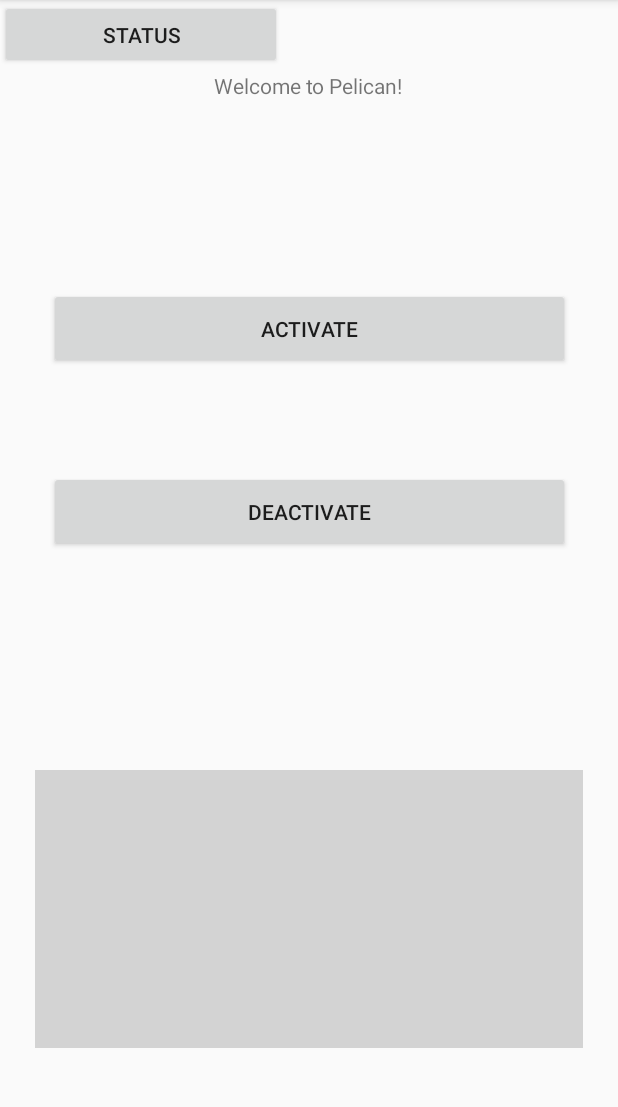
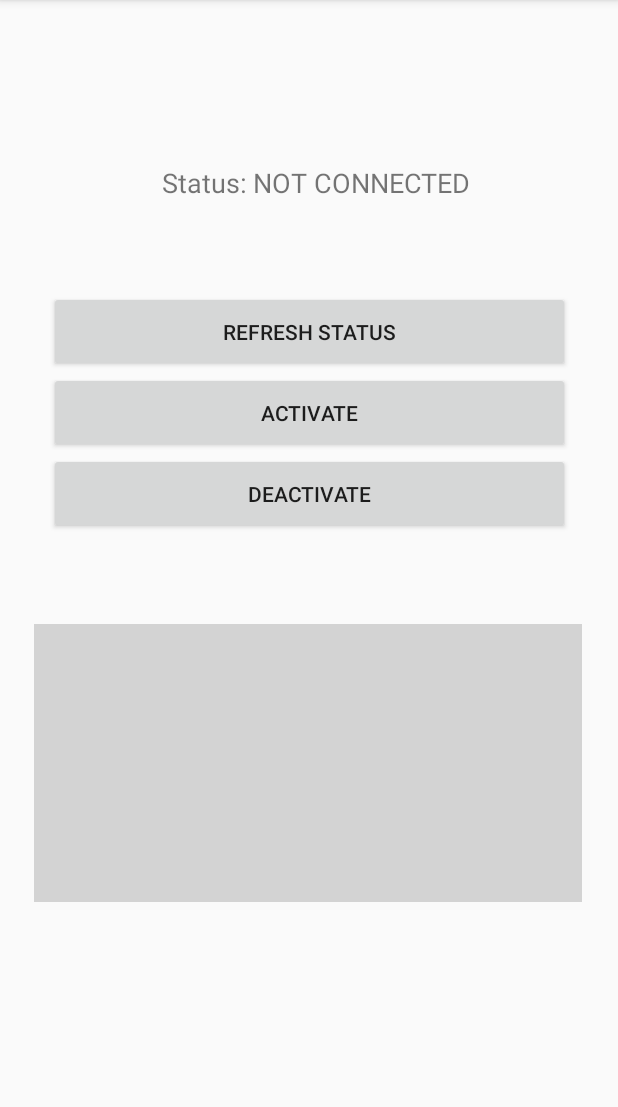
Before and after one commit to MyNameIsMikeGreen/pelican-remote, an Android app: the screen it shows after launch (MainActivity), after a tap on "DEACTIVATE", on a phone screen of 412 x 824 dp, the part 84-1191 px from its top. Run offline under Robolectric (Android 15) with nearby library versions, the light colour scheme and no system bars; 2 statements that could not run were skipped.

Commit message:
Add refresh status button. Pretty print responses.

```diff
--- a/app/src/main/java/com/example/pelicanremote/MainActivity.java
+++ b/app/src/main/java/com/example/pelicanremote/MainActivity.java
@@ -6,6 +6,9 @@ import android.os.AsyncTask;
 import android.os.Bundle;
 import android.view.View;
 import android.widget.TextView;
+
+import org.json.JSONException;
+import org.json.JSONObject;
 
 import java.util.concurrent.ExecutionException;
 
@@ -16,32 +19,50 @@ public class MainActivity extends AppCompatActivity {
         super.onCreate(savedInstanceState);
         setContentView(R.layout.activity_main);
 
-        findViewById(R.id.activateButton).setOnClickListener(new View.OnClickListener()
-        {
-            public void onClick(View v) {
-                new PelicanRequest().execute(getString(R.string.endpoint_activate));
-            }
-        });
+        setStatusRefreshButtonClickListener();
+        setStatusToggleButtonClickListener(R.id.activateButton, getString(R.string.endpoint_activate));
+        setStatusToggleButtonClickListener(R.id.deactivateButton, getString(R.string.endpoint_deactivate));
 
-        findViewById(R.id.deactivateButton).setOnClickListener(new View.OnClickListener()
-        {
-            public void onClick(View v) {
-                new PelicanRequest().execute(getString(R.string.endpoint_deactivate));
-            }
-        });
+    }
 
-        findViewById(R.id.statusButton).setOnClickListener(new View.OnClickListener()
+    private void setStatusRefreshButtonClickListener() {
+        findViewById(R.id.refreshStatusButton).setOnClickListener(new View.OnClickListener()
         {
             public void onClick(View v) {
                 AsyncTask<String, String, String> result = new PelicanRequest().execute(getString(R.string.endpoint_status));
                 try {
-                    String responseBody = result.get();
-                    TextView tv = findViewById(R.id.resultText);
-                    tv.setText(responseBody);
-                } catch (ExecutionException | InterruptedException e) {
+                    String serverResponse = result.get();
+                    printResponse(serverResponse);
+                    JSONObject statusJson = new JSONObject(serverResponse);
+                    String status = statusJson.getString("status");
+                    TextView statusResultLabel = findViewById(R.id.status_result_label);
+                    statusResultLabel.setText(status);
+                } catch (ExecutionException | InterruptedException | JSONException e) {
                     e.printStackTrace();
                 }
             }
         });
     }
+
+    private void setStatusToggleButtonClickListener(final int buttonId, final String endpoint) {
+        findViewById(buttonId).setOnClickListener(new View.OnClickListener() {
+            public void onClick(View v) {
+                AsyncTask<String, String, String> result = new PelicanRequest().execute(endpoint);
+                String serverResponse = null;
+                try {
+                    serverResponse = result.get();
+                    printResponse(serverResponse);
+                } catch (ExecutionException | InterruptedException | JSONException e) {
+                    e.printStackTrace();
+                }
+            }
+        });
+    }
+
+    private void printResponse(String response) throws JSONException {
+        JSONObject statusJson = new JSONObject(response);
+        TextView resultBox = findViewById(R.id.resultText);
+        resultBox.setText(statusJson.toString(4));
+    }
+
 }
--- a/app/src/main/res/layout/activity_main.xml
+++ b/app/src/main/res/layout/activity_main.xml
@@ -7,61 +7,70 @@
     tools:context=".MainActivity">
 
     <TextView
-        android:id="@+id/textView"
+        android:id="@+id/status_result_label"
         android:layout_width="wrap_content"
         android:layout_height="wrap_content"
-        android:text="@string/welcome_message"
+        android:text="NOT CONNECTED"
+        android:textSize="18sp"
         app:layout_constraintBottom_toBottomOf="parent"
-        app:layout_constraintHorizontal_bias="0.498"
+        app:layout_constraintHorizontal_bias="0.632"
         app:layout_constraintLeft_toLeftOf="parent"
         app:layout_constraintRight_toRightOf="parent"
         app:layout_constraintTop_toTopOf="parent"
-        app:layout_constraintVertical_bias="0.063" />
+        app:layout_constraintVertical_bias="0.147" />
+
+    <TextView
+        android:id="@+id/status_label"
+        android:layout_width="wrap_content"
+        android:layout_height="wrap_content"
+        android:text="@string/status_label"
+        android:textSize="18sp"
+        app:layout_constraintBottom_toBottomOf="parent"
+        app:layout_constraintHorizontal_bias="0.304"
+        app:layout_constraintLeft_toLeftOf="parent"
+        app:layout_constraintRight_toRightOf="parent"
+        app:layout_constraintTop_toTopOf="parent"
+        app:layout_constraintVertical_bias="0.147" />
+
+    <Button
+        android:id="@+id/refreshStatusButton"
+        android:layout_width="347dp"
+        android:layout_height="54dp"
+        android:layout_marginTop="60dp"
+        android:text="@string/refresh_status_label"
+        app:layout_constraintEnd_toEndOf="parent"
+        app:layout_constraintStart_toStartOf="parent"
+        app:layout_constraintTop_toBottomOf="@+id/status_result_label" />
+
+    <Button
+        android:id="@+id/deactivateButton"
+        android:layout_width="347dp"
+        android:layout_height="54dp"
+        android:text="@string/deactivate_button_label"
+        app:layout_constraintEnd_toEndOf="parent"
+        app:layout_constraintStart_toStartOf="parent"
+        app:layout_constraintTop_toBottomOf="@+id/activateButton" />
 
     <Button
         android:id="@+id/activateButton"
         android:layout_width="347dp"
         android:layout_height="54dp"
-        android:layout_marginTop="125dp"
-        android:layout_marginBottom="34dp"
         android:text="@string/activate_button_label"
-        app:layout_constraintBottom_toTopOf="@+id/deactivateButton"
         app:layout_constraintEnd_toEndOf="parent"
         app:layout_constraintStart_toStartOf="parent"
-        app:layout_constraintTop_toBottomOf="@+id/textView" />
-
-    <Button
-        android:id="@+id/deactivateButton"
-        android:layout_width="347dp"
-        android:layout_height="54dp"
-        android:layout_marginTop="34dp"
-        android:layout_marginBottom="400dp"
-        android:text="@string/deactivate_button_label"
-        app:layout_constraintBottom_toBottomOf="parent"
-        app:layout_constraintEnd_toEndOf="parent"
-        app:layout_constraintStart_toStartOf="parent"
-        app:layout_constraintTop_toBottomOf="@+id/activateButton" />
+        app:layout_constraintTop_toBottomOf="@+id/refreshStatusButton" />
 
     <TextView
         android:id="@+id/resultText"
         android:layout_width="365dp"
         android:layout_height="185dp"
         android:layout_marginStart="24dp"
-        android:layout_marginTop="140dp"
+        android:layout_marginTop="60dp"
         android:layout_marginEnd="24dp"
-        android:layout_marginBottom="64dp"
         android:background="#D3D3D3"
-        app:layout_constraintBottom_toBottomOf="parent"
         app:layout_constraintEnd_toEndOf="parent"
+        app:layout_constraintHorizontal_bias="1.0"
         app:layout_constraintStart_toStartOf="parent"
         app:layout_constraintTop_toBottomOf="@+id/deactivateButton" />
 
-    <Button
-        android:id="@+id/statusButton"
-        android:layout_width="188dp"
-        android:layout_height="46dp"
-        android:text="Status"
-        tools:layout_editor_absoluteX="111dp"
-        tools:layout_editor_absoluteY="94dp" />
-
 </androidx.constraintlayout.widget.ConstraintLayout>
--- a/app/src/main/res/values/strings.xml
+++ b/app/src/main/res/values/strings.xml
@@ -6,4 +6,6 @@
     <string name="endpoint_activate">http://192.168.1.142:8000/actions/activate</string>
     <string name="endpoint_deactivate">http://192.168.1.142:8000/actions/deactivate</string>
     <string name="endpoint_status">http://192.168.1.142:8000/status</string>
+    <string name="status_label">Status:</string>
+    <string name="refresh_status_label">Refresh Status</string>
 </resources>
```
